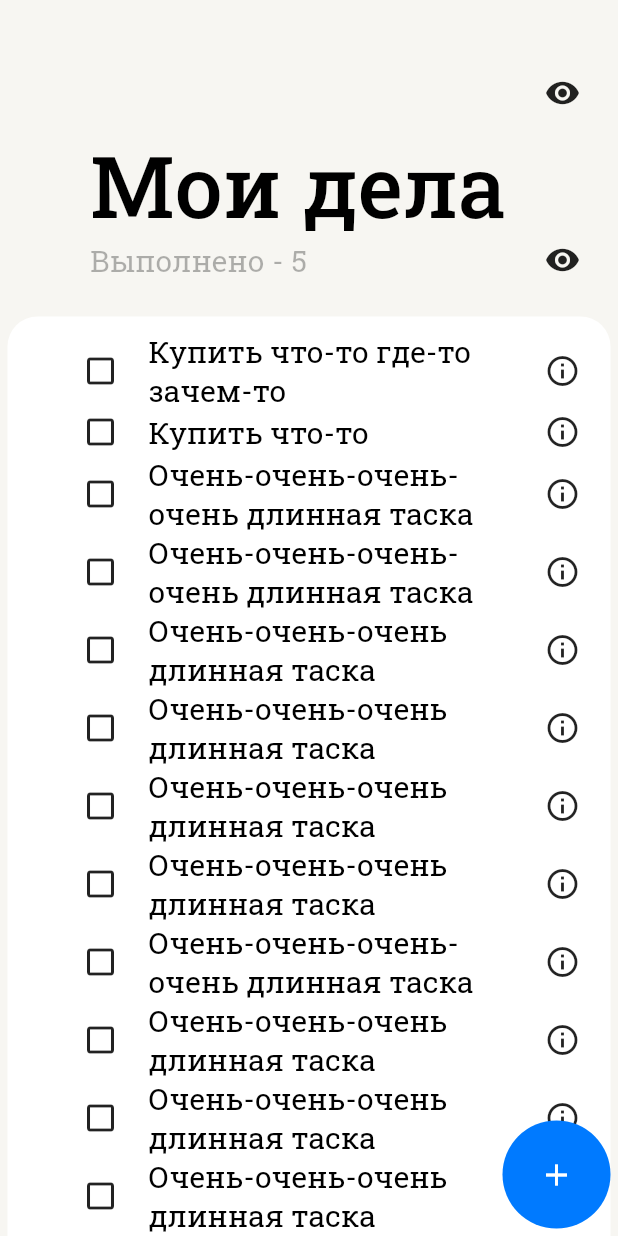
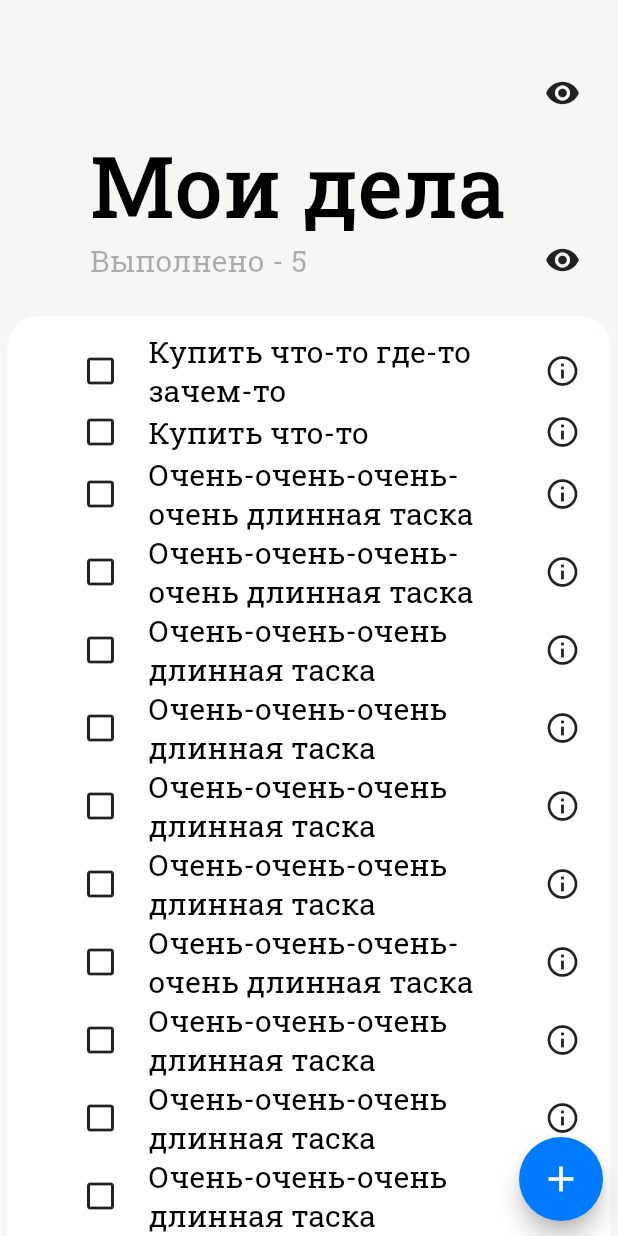
Before and after one commit to medvalna/ToDoList, a Flutter app: the screen it shows after launch, on a phone screen of 412 x 824 dp. Run offline on Flutter 3.47's test engine with Material 2 defaults, Android fonts, the phone set to English and light mode, and no system bars.

```diff
--- a/lib/main.dart
+++ b/lib/main.dart
@@ -1,18 +1,33 @@
 import 'package:flutter/material.dart';
 import 'package:to_do_list/adaptivity/colours.dart';
+import 'package:to_do_list/widgets/addbutton.dart';
 import 'package:to_do_list/widgets/appbar.dart';
 import 'package:to_do_list/widgets/header.dart';
 import 'package:to_do_list/widgets/tasklist.dart';
 
-import 'package:to_do_list/widgets/todotile.dart';
 
-import 'adaptivity/font_sizes.dart';
+void main() => runApp(MaterialApp(
+      home: Homepage(),
+    ));
 
-void main() {
-  runApp(MyApp());
+class Homepage extends StatefulWidget {
+  Homepage({key}) : super();
+
+  @override
+  State<StatefulWidget> createState() {
+    //TODO implement state
+    return _HomepageState();
+  }
 }
 
-class MyApp extends StatelessWidget {
+class _HomepageState extends State<Homepage> {
+  int _tapped;
+
+  @override
+  void initState() {
+    _tapped = 0;
+    super.initState();
+  }
 
   @override
   Widget build(BuildContext context) {
@@ -32,28 +47,14 @@ class MyApp extends StatelessWidget {
                 const SliverToBoxAdapter(
                   child: SizedBox(
                     height: 46,
+
                     child: header("5"),
                   ),
                 ),
                 taskList(true),
               ],
             ),
-            Align(
-              alignment: Alignment.bottomRight,
-              child: Container(
-                padding: EdgeInsets.all(button),
-                margin: EdgeInsets.all(5),
-                decoration: BoxDecoration(
-                  borderRadius: BorderRadius.circular(100),
-                  color: add,
-                ),
-                child: Icon(
-                  Icons.add,
-                  size: button,
-                  color: tileback_light,
-                ),
-              ),
-            ),
+            addButton(_tapped),
           ],
         ),
       ),
--- /dev/null
+++ b/lib/widgets/addbutton.dart
@@ -0,0 +1,40 @@
+import 'package:flutter/material.dart';
+import 'package:to_do_list/adaptivity/colours.dart';
+import 'package:to_do_list/adaptivity/font_sizes.dart';
+import 'package:to_do_list/pages/addScreen.dart';
+
+class addButton extends StatelessWidget {
+  int _tapped;
+  addButton(this._tapped);
+  @override
+  Widget build(BuildContext context) {
+    return Align(
+      alignment: Alignment.bottomRight,
+      child: Container(
+        padding: EdgeInsets.all(5),
+        margin: EdgeInsets.all(5),
+        decoration: BoxDecoration(
+          borderRadius: BorderRadius.circular(100),
+          //color: add,
+        ),
+        child: FloatingActionButton(
+          backgroundColor: add,
+          onPressed: () =>
+          {
+            _tapped = _tapped + 1,
+            print(_tapped),
+            Navigator.push(
+              context,
+              MaterialPageRoute(builder: (context) => addScreen()),
+            ),
+          },
+          child: Icon(
+            Icons.add,
+            size: 28,
+            color: tileback_light,
+          ),
+        ),
+      ),
+    );
+  }
+}
```
Also changed, not shown: lib/pages/addScreen.dart (added, +74 -0 lines), 1 other file.
